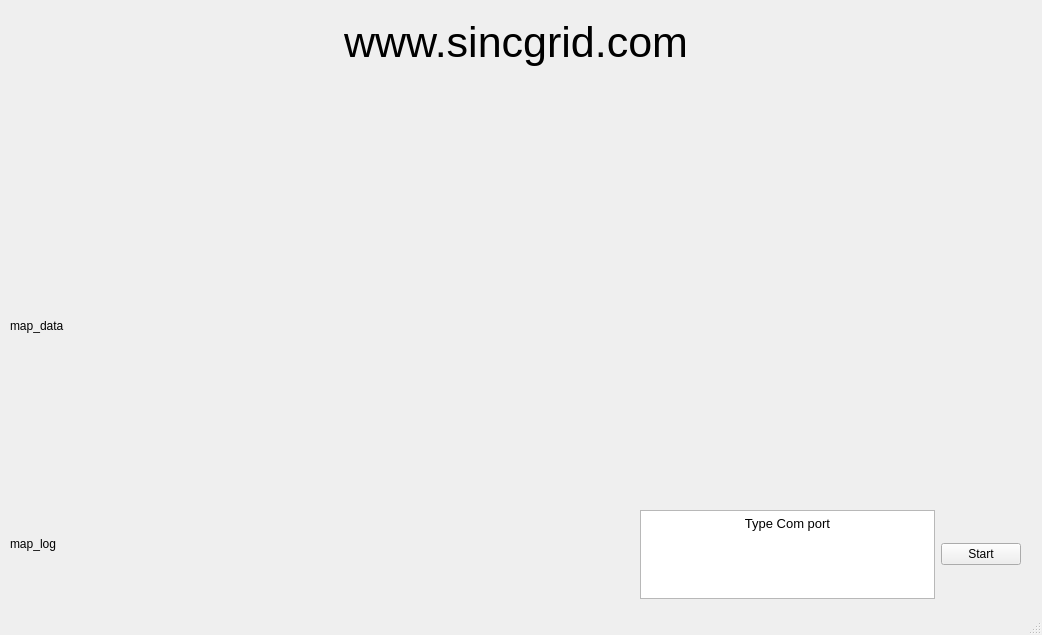
Before: the Qt Designer form map.ui in SincGrid/Electronic_map_of_india, drawn with Qt 5.
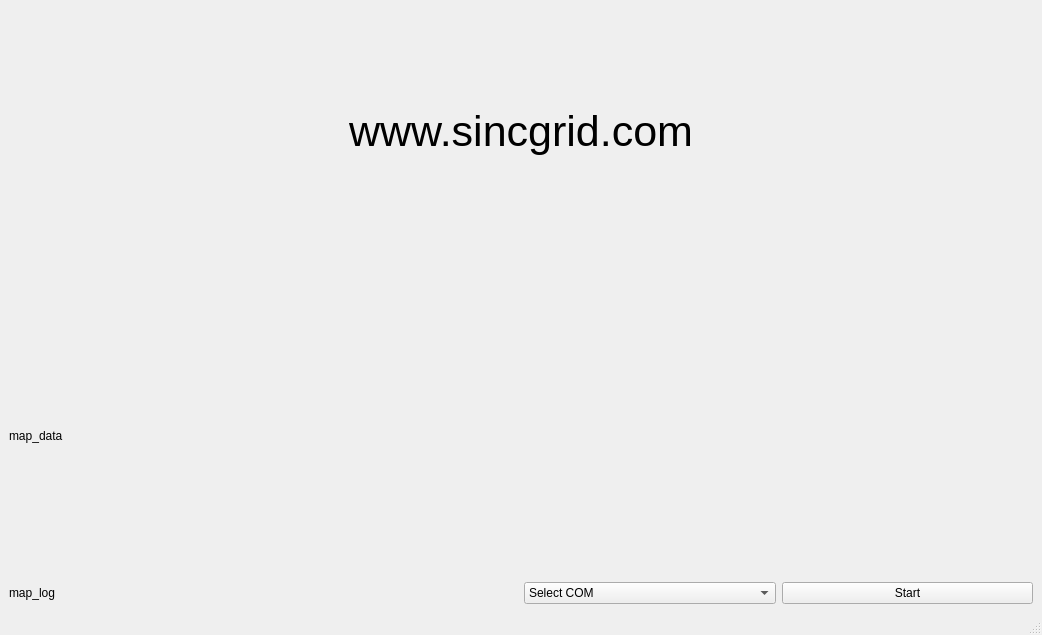
After: the same form once the commit is applied. Icons and pictures are not drawn.

Commit message: Com Port working

Diff of the .ui file:
```diff
--- a/map.ui
+++ b/map.ui
@@ -14,15 +14,8 @@
    <string>Electronics map of india - By sincgrid.com</string>
   </property>
   <widget class="QWidget" name="centralwidget">
-   <widget class="QWidget" name="verticalLayoutWidget">
-    <property name="geometry">
-     <rect>
-      <x>10</x>
-      <y>-5</y>
-      <width>1011</width>
-      <height>131</height>
-     </rect>
-    </property>
+   <layout class="QGridLayout" name="gridLayout">
+    <item row="0" column="0" colspan="2">
     <layout class="QVBoxLayout" name="verticalLayout">
      <item>
       <layout class="QHBoxLayout" name="horizontalLayout_3_top_log_and_domain">
@@ -39,7 +32,7 @@
          </property>
         </widget>
        </item>
-       <item alignment="Qt::AlignLeft|Qt::AlignVCenter">
+        <item>
         <widget class="QLabel" name="url">
          <property name="text">
           <string>&lt;html&gt;&lt;head/&gt;&lt;body&gt;&lt;p align=&quot;center&quot;&gt;&lt;span style=&quot; font-size:48pt; vertical-align:super;&quot;&gt;www.sincgrid.com&lt;/span&gt;&lt;/p&gt;&lt;/body&gt;&lt;/html&gt;</string>
@@ -62,70 +55,8 @@
       </layout>
      </item>
     </layout>
-   </widget>
-   <widget class="QWidget" name="verticalLayoutWidget_2">
-    <property name="geometry">
-     <rect>
-      <x>10</x>
-      <y>510</y>
-      <width>621</width>
-      <height>91</height>
-     </rect>
-    </property>
-    <layout class="QVBoxLayout" name="verticalLayout_2_log"/>
-   </widget>
-   <widget class="QWidget" name="horizontalLayoutWidget_4">
-    <property name="geometry">
-     <rect>
-      <x>640</x>
-      <y>510</y>
-      <width>381</width>
-      <height>89</height>
-     </rect>
-    </property>
-    <layout class="QHBoxLayout" name="horizontalLayout_2">
-     <item>
-      <widget class="QTextEdit" name="SelectCom">
-       <property name="html">
-        <string>&lt;!DOCTYPE HTML PUBLIC &quot;-//W3C//DTD HTML 4.0//EN&quot; &quot;http://www.w3.org/TR/REC-html40/strict.dtd&quot;&gt;
-&lt;html&gt;&lt;head&gt;&lt;meta name=&quot;qrichtext&quot; content=&quot;1&quot; /&gt;&lt;style type=&quot;text/css&quot;&gt;
-p, li { white-space: pre-wrap; }
-&lt;/style&gt;&lt;/head&gt;&lt;body style=&quot; font-family:'MS Shell Dlg 2'; font-size:8.25pt; font-weight:400; font-style:normal;&quot;&gt;
-&lt;p align=&quot;center&quot; style=&quot; margin-top:0px; margin-bottom:0px; margin-left:0px; margin-right:0px; -qt-block-indent:0; text-indent:0px;&quot;&gt;&lt;span style=&quot; font-size:16pt; vertical-align:super;&quot;&gt;Type Com port&lt;/span&gt;&lt;/p&gt;&lt;/body&gt;&lt;/html&gt;</string>
-       </property>
-      </widget>
-     </item>
-     <item>
-      <widget class="QPushButton" name="pushButton">
-       <property name="text">
-        <string>Start</string>
-       </property>
-      </widget>
-     </item>
-    </layout>
-   </widget>
-   <widget class="QLabel" name="map_log">
-    <property name="geometry">
-     <rect>
-      <x>10</x>
-      <y>508</y>
-      <width>619</width>
-      <height>71</height>
-     </rect>
-    </property>
-    <property name="text">
-     <string>map_log</string>
-    </property>
-   </widget>
-   <widget class="QWidget" name="verticalLayoutWidget_3">
-    <property name="geometry">
-     <rect>
-      <x>10</x>
-      <y>150</y>
-      <width>1011</width>
-      <height>351</height>
-     </rect>
-    </property>
+    </item>
+    <item row="1" column="0" colspan="2">
     <layout class="QVBoxLayout" name="verticalLayout_2">
      <item>
       <widget class="QLabel" name="map_data">
@@ -141,7 +72,42 @@
       </widget>
      </item>
     </layout>
-   </widget>
+    </item>
+    <item row="3" column="0">
+     <layout class="QVBoxLayout" name="verticalLayout_2_log">
+      <item>
+       <widget class="QLabel" name="map_log">
+        <property name="text">
+         <string>map_log</string>
+        </property>
+       </widget>
+      </item>
+     </layout>
+    </item>
+    <item row="3" column="1">
+     <layout class="QHBoxLayout" name="horizontalLayout_2">
+      <item>
+       <widget class="QComboBox" name="Select_port_comboBox">
+        <property name="editable">
+         <bool>false</bool>
+        </property>
+        <item>
+         <property name="text">
+          <string>Select COM</string>
+         </property>
+        </item>
+       </widget>
+      </item>
+      <item>
+       <widget class="QPushButton" name="start_pushButton">
+        <property name="text">
+         <string>Start</string>
+        </property>
+       </widget>
+      </item>
+     </layout>
+    </item>
+   </layout>
    <zorder>verticalLayoutWidget_2</zorder>
    <zorder>horizontalLayoutWidget_4</zorder>
    <zorder>map_log</zorder>
```
Left out of the diff: 1 changed line with no effect on the pictures. Lines whose indentation alone changed are shown as unchanged. The commit also changes 2 other files.
